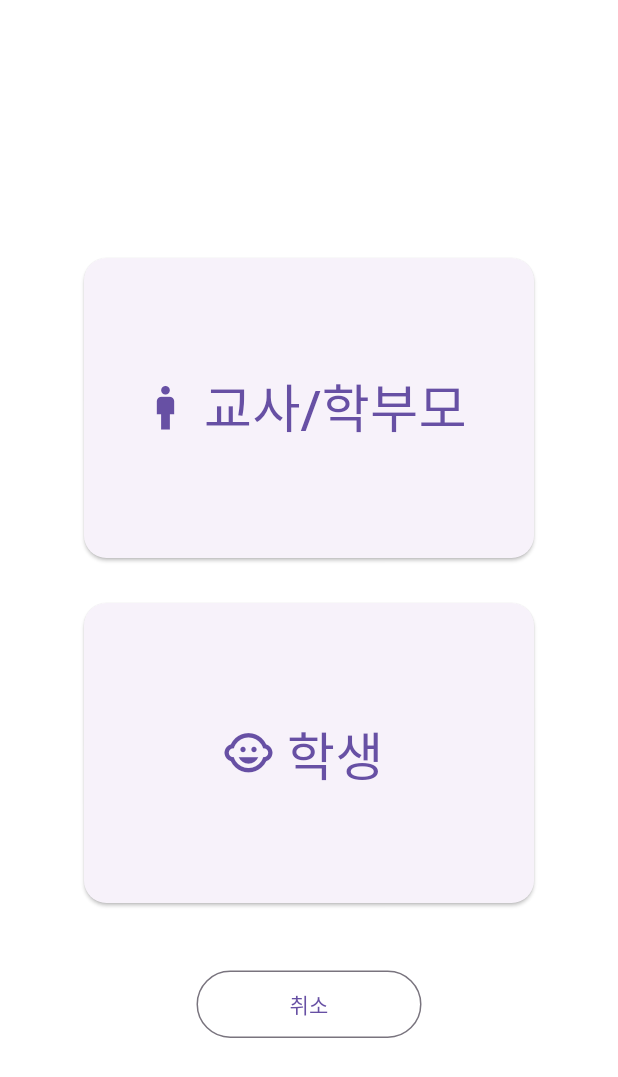
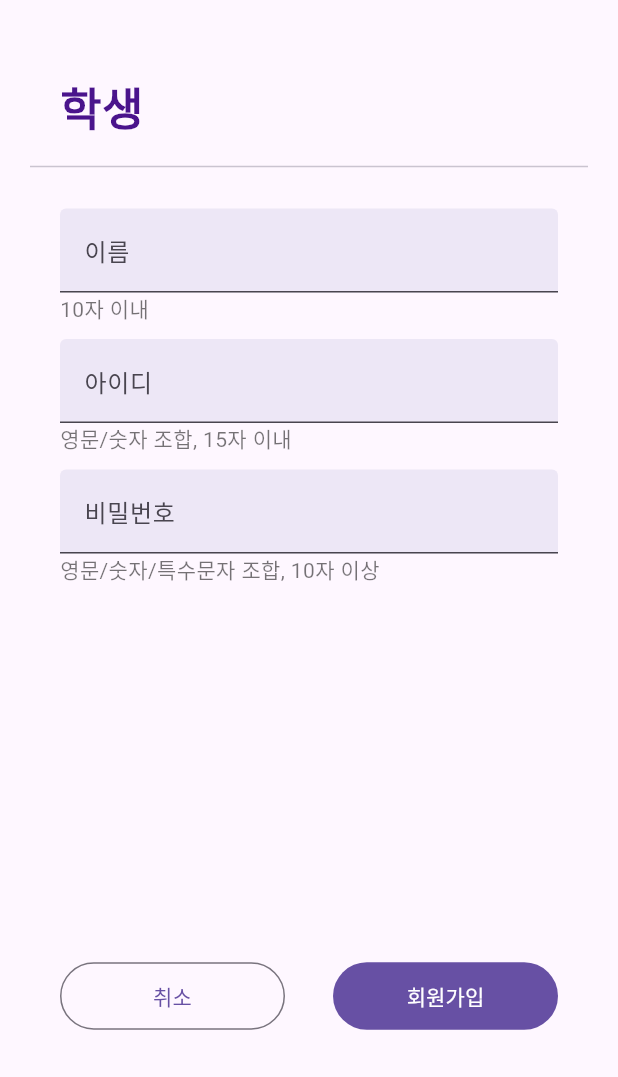
Before and after one commit to hjg1473/-, a Flutter app: the RegSelectRoleScreen screen opened by its route, after a tap on "학생", on a phone screen of 412 x 824 dp. Shown: the top 1077 px of the screen. Run offline on Flutter 3.47's test engine with Material 3 defaults, Android fonts, the light colour scheme and no system bars.

Commit message:
Added reg student page

```diff
--- a/block_english/lib/main.dart
+++ b/block_english/lib/main.dart
@@ -1,6 +1,7 @@
 import 'package:block_english/screens/Auth/init_screen.dart';
 import 'package:block_english/screens/Auth/login_screen.dart';
 import 'package:block_english/screens/Auth/reg_select_role_screen.dart';
+import 'package:block_english/screens/Auth/reg_student_screen.dart';
 import 'package:flutter/material.dart';
 
 void main() {
@@ -19,6 +20,7 @@ class MyApp extends StatelessWidget {
         '/init': (context) => const InitScreen(),
         '/login_screen': (context) => const LoginScreen(),
         '/reg_select_role_screen': (context) => const RegSelectRoleScreen(),
+        '/reg_student_screen': (context) => const RegStudentScreen(),
       },
     );
   }
--- a/block_english/lib/screens/Auth/init_screen.dart
+++ b/block_english/lib/screens/Auth/init_screen.dart
@@ -25,8 +25,8 @@ class InitScreen extends StatelessWidget {
               child: RoundCornerRouteButton(
                 text: "로그인",
                 routeName: '/login_screen',
-                width: 700,
-                heigth: 45,
+                width: 313,
+                height: 45,
                 type: ButtonType.filled,
               ),
             ),
@@ -38,8 +38,8 @@ class InitScreen extends StatelessWidget {
               child: RoundCornerRouteButton(
                 text: "회원가입",
                 routeName: '/reg_select_role_screen',
-                width: 700,
-                heigth: 45,
+                width: 313,
+                height: 45,
                 type: ButtonType.outlined,
               ),
             ),
--- a/block_english/lib/screens/Auth/login_screen.dart
+++ b/block_english/lib/screens/Auth/login_screen.dart
@@ -45,8 +45,8 @@ class _LoginScreenState extends State<LoginScreen> {
               child: RoundCornerRouteButton(
                 text: "로그인",
                 routeName: '/init',
-                width: 700,
-                heigth: 45,
+                width: 313,
+                height: 45,
                 type: ButtonType.filled,
               ),
             ),
--- a/block_english/lib/screens/Auth/reg_select_role_screen.dart
+++ b/block_english/lib/screens/Auth/reg_select_role_screen.dart
@@ -7,38 +7,26 @@ class RegSelectRoleScreen extends StatelessWidget {
   @override
   Widget build(BuildContext context) {
     return Scaffold(
-      backgroundColor: Colors.white,
-      body: Center(
+      appBar: AppBar(),
+      body: const Center(
         child: Column(
-          mainAxisAlignment: MainAxisAlignment.center,
           crossAxisAlignment: CrossAxisAlignment.center,
           children: [
-            const SizedBox(
+            SizedBox(
+              height: 80,
+            ),
+            RegistrationWidget(
+              icon: Icons.man,
+              text: "교사/학부모",
+              routeName: '/reg_super_screen',
+            ),
+            SizedBox(
               height: 40,
             ),
-            const RegistrationWidget(
-              icon: Icons.man,
-              text: "교사/학부모",
-              routeName: '/reg_super',
-            ),
-            const SizedBox(
-              height: 30,
-            ),
-            const RegistrationWidget(
+            RegistrationWidget(
               icon: Icons.child_care,
               text: "학생",
-              routeName: '/reg_student',
-            ),
-            const SizedBox(
-              height: 45,
-            ),
-            SizedBox(
-              height: 45,
-              width: 150,
-              child: OutlinedButton(
-                onPressed: () {},
-                child: const Text("취소"),
-              ),
+              routeName: '/reg_student_screen',
             ),
           ],
         ),
--- /dev/null
+++ b/block_english/lib/screens/Auth/reg_student_screen.dart
@@ -0,0 +1,137 @@
+import 'package:block_english/utils/constants.dart';
+import 'package:block_english/widgets/round_corner_route_button.dart';
+import 'package:flutter/material.dart';
+
+class RegStudentScreen extends StatefulWidget {
+  const RegStudentScreen({super.key});
+
+  @override
+  State<RegStudentScreen> createState() => _RegStudentScreenState();
+}
+
+class _RegStudentScreenState extends State<RegStudentScreen> {
+  @override
+  Widget build(BuildContext context) {
+    return const Scaffold(
+      body: Column(
+        crossAxisAlignment: CrossAxisAlignment.start,
+        children: [
+          SizedBox(
+            height: 40,
+          ),
+          Padding(
+            padding: EdgeInsets.symmetric(horizontal: 40.0, vertical: 10.0),
+            child: Text(
+              "학생",
+              style: TextStyle(
+                color: Color.fromRGBO(74, 20, 140, 1),
+                fontSize: 30,
+                fontWeight: FontWeight.bold,
+              ),
+            ),
+          ),
+          Divider(
+            thickness: 1,
+            indent: 20,
+            endIndent: 20,
+          ),
+          SizedBox(
+            height: 20,
+          ),
+          Padding(
+            padding: EdgeInsets.symmetric(horizontal: 40.0),
+            child: TextField(
+              decoration: InputDecoration(
+                filled: true,
+                fillColor: Color.fromRGBO(237, 231, 246, 1),
+                border: UnderlineInputBorder(),
+                labelText: '이름',
+              ),
+            ),
+          ),
+          Padding(
+            padding: EdgeInsets.symmetric(horizontal: 40.0),
+            child: Text(
+              "10자 이내",
+              style: TextStyle(
+                color: Colors.black54,
+              ),
+            ),
+          ),
+          SizedBox(
+            height: 10,
+          ),
+          Padding(
+            padding: EdgeInsets.symmetric(horizontal: 40.0),
+            child: TextField(
+              decoration: InputDecoration(
+                filled: true,
+                fillColor: Color.fromRGBO(237, 231, 246, 1),
+                border: UnderlineInputBorder(),
+                labelText: '아이디',
+              ),
+            ),
+          ),
+          Padding(
+            padding: EdgeInsets.symmetric(horizontal: 40.0),
+            child: Text(
+              "영문/숫자 조합, 15자 이내",
+              style: TextStyle(
+                color: Colors.black54,
+              ),
+            ),
+          ),
+          SizedBox(
+            height: 10,
+          ),
+          Padding(
+            padding: EdgeInsets.symmetric(horizontal: 40.0),
+            child: TextField(
+              obscureText: true,
+              decoration: InputDecoration(
+                filled: true,
+                fillColor: Color.fromRGBO(237, 231, 246, 1),
+                border: UnderlineInputBorder(),
+                labelText: '비밀번호',
+              ),
+            ),
+          ),
+          Padding(
+            padding: EdgeInsets.symmetric(horizontal: 40.0),
+            child: Text(
+              "영문/숫자/특수문자 조합, 10자 이상",
+              style: TextStyle(
+                color: Colors.black54,
+              ),
+            ),
+          ),
+          SizedBox(
+            height: 250,
+          ),
+          Padding(
+            padding: EdgeInsets.symmetric(horizontal: 40.0),
+            child: Row(
+              mainAxisAlignment: MainAxisAlignment.spaceBetween,
+              children: [
+                RoundCornerRouteButton(
+                  text: "취소",
+                  routeName: '/reg_select_role_screen',
+                  width: 150,
+                  height: 45,
+                  type: ButtonType.outlined,
+                ),
+                RoundCornerRouteButton(
+                  text: "회원가입",
+                  routeName: '/reg_select_role_screen',
+                  width: 150,
+                  height: 45,
+                  type: ButtonType.filled,
+                ),
+              ],
+            ),
+          ),
+        ],
+      ),
+    );
+  }
+}
--- a/block_english/lib/widgets/registration_button.dart
+++ b/block_english/lib/widgets/registration_button.dart
@@ -24,7 +24,7 @@ class RegistrationWidget extends StatelessWidget {
           ),
         ),
         onPressed: () {
-          // Navigator.of(context).pushNamed(routeName);
+          Navigator.of(context).pushNamed(routeName);
         },
         icon: Icon(
           icon,
--- a/block_english/lib/widgets/round_corner_route_button.dart
+++ b/block_english/lib/widgets/round_corner_route_button.dart
@@ -7,14 +7,14 @@ class RoundCornerRouteButton extends StatelessWidget {
     required this.text,
     required this.routeName,
     required this.width,
-    required this.heigth,
+    required this.height,
     required this.type,
   });
 
   final String text;
   final String routeName;
   final double width;
-  final double heigth;
+  final double height;
   final ButtonType type;
 
   @override
@@ -24,14 +24,14 @@ class RoundCornerRouteButton extends StatelessWidget {
           onPressed: () {
             Navigator.of(context).pushNamed(routeName);
           },
-          style: FilledButton.styleFrom(minimumSize: const Size(313, 45)),
+          style: FilledButton.styleFrom(minimumSize: Size(width, height)),
           child: (Text(text)),
         ),
       ButtonType.outlined => OutlinedButton(
           onPressed: () {
             Navigator.of(context).pushNamed(routeName);
           },
-          style: OutlinedButton.styleFrom(minimumSize: const Size(313, 45)),
+          style: OutlinedButton.styleFrom(minimumSize: Size(width, height)),
           child: (Text(text)),
         ),
     };
```
